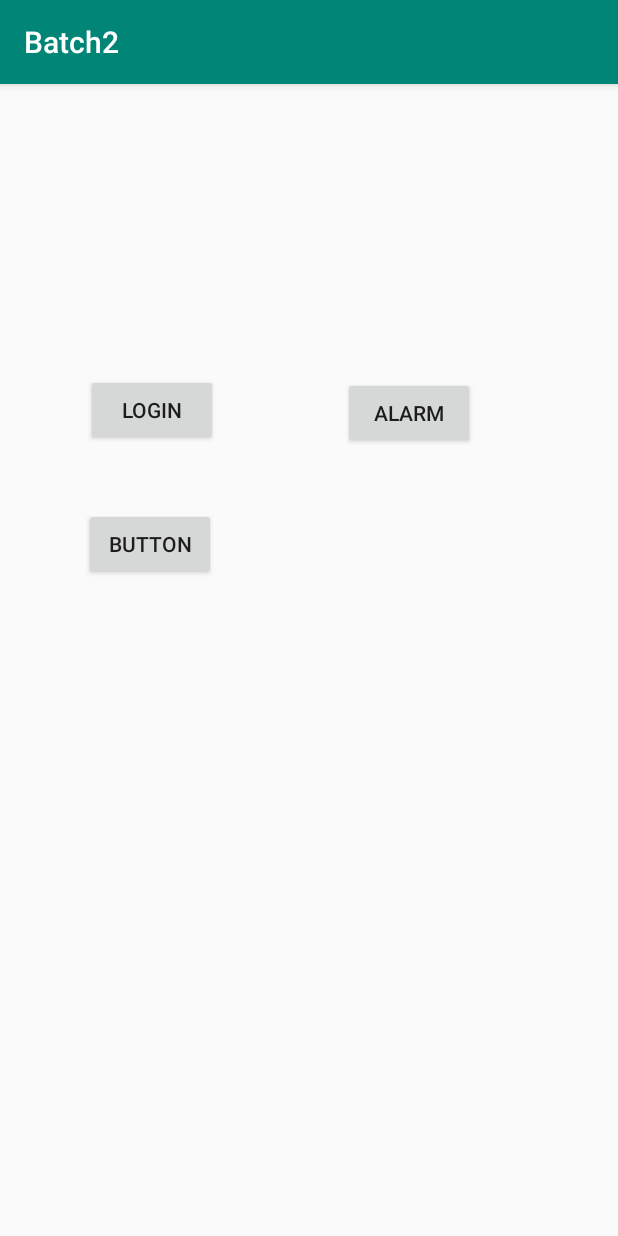
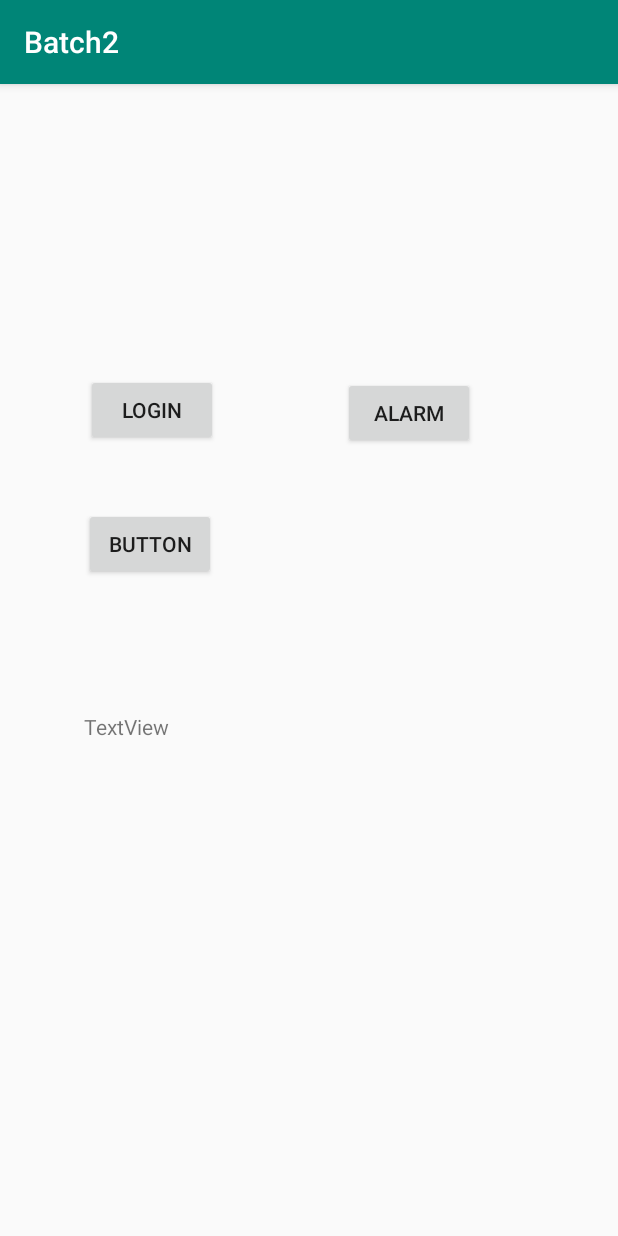
Before and after one commit to abdultanveer/Batch2, an Android app: the screen it shows after launch (MainActivity), on a phone screen of 412 x 824 dp. Run offline under Robolectric (Android 15) with nearby library versions, the phone set to English and light mode, and no system bars.

Commit message:
startactivityforresult

```diff
--- a/app/src/main/res/layout/activity_main.xml
+++ b/app/src/main/res/layout/activity_main.xml
@@ -42,4 +42,15 @@
         android:text="Button"
         app:layout_constraintStart_toStartOf="parent"
         app:layout_constraintTop_toBottomOf="@+id/button3" />
+
+    <TextView
+        android:id="@+id/textViewres"
+        android:layout_width="wrap_content"
+        android:layout_height="wrap_content"
+        android:layout_marginStart="56dp"
+        android:layout_marginLeft="56dp"
+        android:layout_marginTop="88dp"
+        android:text="TextView"
+        app:layout_constraintStart_toStartOf="parent"
+        app:layout_constraintTop_toBottomOf="@+id/mbutton" />
 </android.support.constraint.ConstraintLayout>
```
Also changed, not shown: app/src/main/java/com/example/batch2/LoginActivity.java (+17 -0 lines), app/src/main/java/com/example/batch2/MainActivity.java (+24 -3 lines), app/src/main/res/layout/activity_login.xml (+5 -5 lines).
